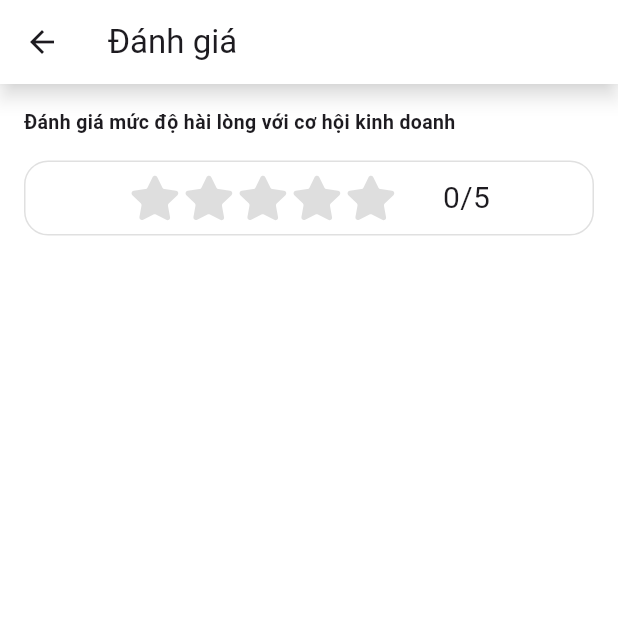
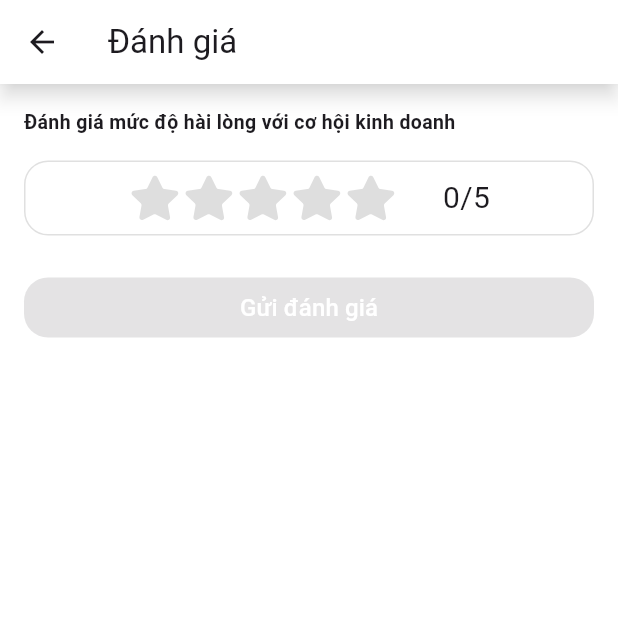
Before and after one commit to tritoan24/HOconnectBiz, a Flutter app: the RatingScreen screen opened directly with empty values, on a phone screen of 412 x 824 dp, the top half of it. Run offline on Flutter 3.47's test engine with Material 3 defaults, Android fonts, the phone set to English and light mode, and no system bars; our stand-ins replace cached_network_image, carousel_slider, convex_bottom_bar, device_info_plus, dropdown_button2, firebase_core and 17 more; missing offline and left inert: dart:ffi, flutter_facebook_auth, form_builder_image_picker, onesignal_flutter; accounts and stored records are empty; network calls fail; project files that could hold a hidden picture were left out.

Commit message:
tritoan fix

```diff
--- a/lib/screens/business_opportunity_management/widget/details_post_business.dart
+++ b/lib/screens/business_opportunity_management/widget/details_post_business.dart
@@ -453,7 +453,7 @@ class _HeaderSection extends StatelessWidget {
               borderRadius: BorderRadius.circular(100),
             ),
             child: Text(
-              memberCount.toString(),
+              data.length.toString(),
               style: TextStyles.textStyleNormal12W400White,
             ),
           ),
--- a/lib/screens/business_opportunity_management/widget/rating.dart
+++ b/lib/screens/business_opportunity_management/widget/rating.dart
@@ -359,12 +359,8 @@ class _RatingScreenState extends State<RatingScreen> {
                         ),
                       ),
                     const SizedBox(height: 24),
-                    // Khoảng cách để nút "Gửi đánh giá" không bị che
-                    widget.isBusiness == null || widget.isBusiness == false
-                        ? SizedBox()
-                        : ButtonWidget16(
-                            label:
-                                isSubmitting ? 'Đang gửi...' : 'Gửi đánh giá',
+                    ButtonWidget16(
+                      label: isSubmitting ? 'Đang gửi...' : 'Gửi đánh giá',
                       onPressed: (selectedRating != null &&
                               selectedRating! > 0 &&
                               !isSubmitting)
--- a/lib/screens/search/widget/post/post_item.dart
+++ b/lib/screens/search/widget/post/post_item.dart
@@ -860,6 +860,7 @@ class _PostItemState extends State<PostItem> {
                   context,
                   isJoin: widget.isJoin ?? [],
                   postId: widget.postId,
+                  isPostItem: true,
                 );
               },
               child: SizedBox(
@@ -940,6 +941,7 @@ class _PostItemState extends State<PostItem> {
                           context,
                           isJoin: widget.isJoin ?? [],
                           postId: widget.postId,
+                          isPostItem: true,
                         );
                       },
                       child: SizedBox(
```
Also changed, not shown: lib/screens/business_opportunity_management/widget/waiting_list_approval.dart (+7 -2 lines). Lines whose indentation alone changed are shown as unchanged.
